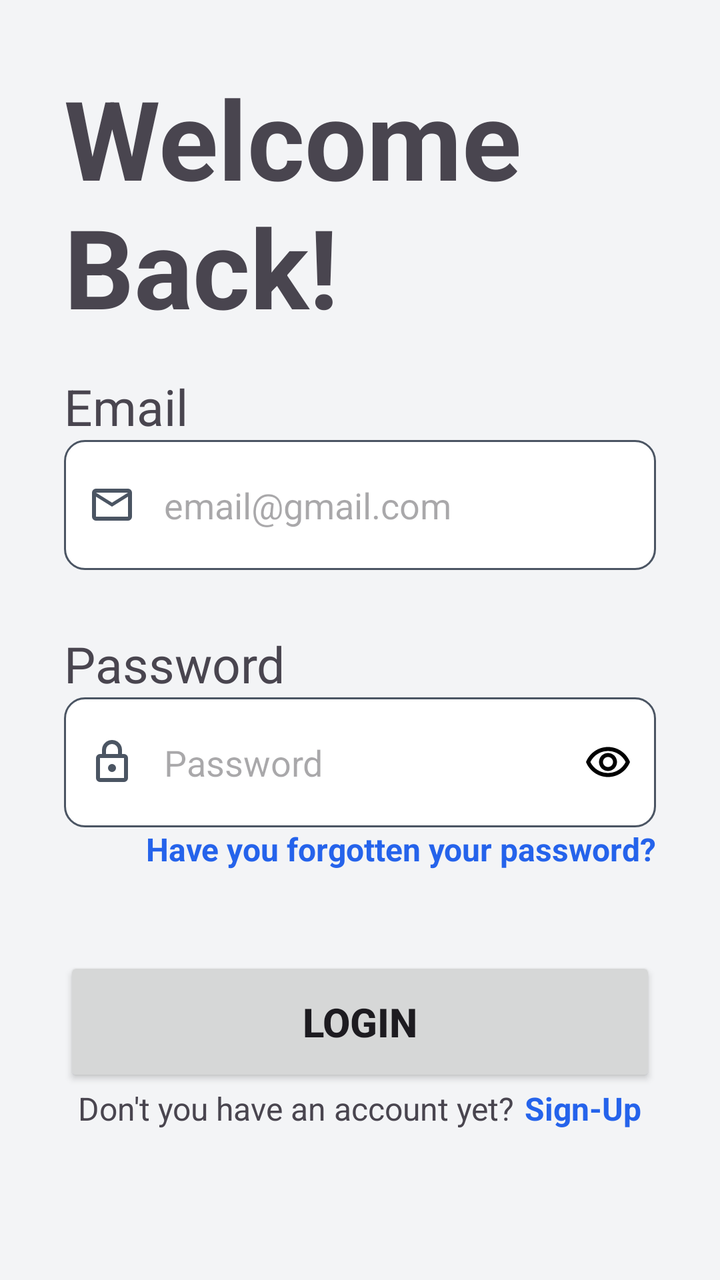
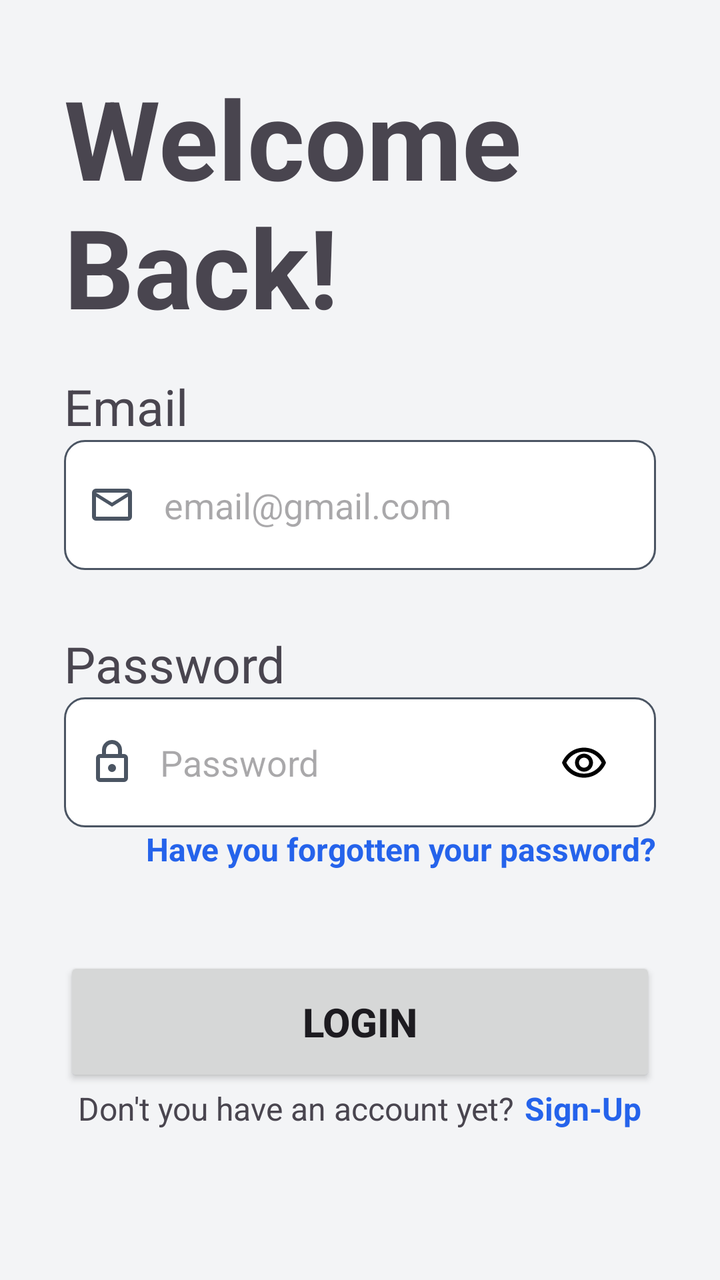

Two renders of the same Android screen: before a commit and after it. Below are the layout's source before the change and the commit's diff.
<!-- AndroidManifest.xml: activity theme Theme.AppMotoTrack -->
<!-- res/layout/activity_login.xml -->
<?xml version="1.0" encoding="utf-8"?>
<androidx.constraintlayout.widget.ConstraintLayout xmlns:android="http://schemas.android.com/apk/res/android"
    xmlns:app="http://schemas.android.com/apk/res-auto"
    xmlns:tools="http://schemas.android.com/tools"
    android:id="@+id/login"
    android:layout_width="match_parent"
    android:layout_height="match_parent"
    android:padding="32dp"
    tools:context=".LoginActivity">

    <LinearLayout
        android:id="@+id/layout_text"
        android:layout_width="match_parent"
        android:layout_height="wrap_content"
        app:layout_constraintEnd_toEndOf="parent"
        app:layout_constraintStart_toStartOf="parent"
        app:layout_constraintTop_toTopOf="parent">

        <TextView
            android:id="@+id/login_text"
            android:layout_width="wrap_content"
            android:layout_height="wrap_content"
            android:text="@string/login_text"
            android:textSize="55sp"
            android:textStyle="bold" />
    </LinearLayout>

    <androidx.appcompat.widget.LinearLayoutCompat
        android:id="@+id/layoutCompactEmail"
        android:layout_width="match_parent"
        android:layout_height="wrap_content"
        android:gravity="center"
        android:orientation="vertical"
        app:layout_constraintBottom_toTopOf="@+id/layoutCompactLogin"
        app:layout_constraintEnd_toEndOf="parent"
        app:layout_constraintStart_toStartOf="parent"
        app:layout_constraintTop_toBottomOf="@+id/layout_text"
        app:layout_constraintWidth_max="488dp"
        app:layout_constraintWidth_percent="0.5">

        <LinearLayout
            android:layout_width="match_parent"
            android:layout_height="wrap_content"
            android:layout_marginBottom="30dp"
            android:orientation="vertical">

            <TextView
                android:layout_width="wrap_content"
                android:layout_height="wrap_content"
                android:text="@string/email"
                android:textSize="25sp" />

            <EditText
                android:id="@+id/email"
                android:layout_width="match_parent"
                android:layout_height="65dp"
                android:autofillHints="emailAddress"
                android:background="@drawable/custom_input"
                android:drawableStart="@drawable/custom_email_icon"
                android:drawablePadding="14dp"
                android:ems="10"
                android:hint="@string/email_hint"
                android:inputType="textEmailAddress"
                android:paddingStart="12dp"
                android:paddingEnd="12dp" />
        </LinearLayout>

        <LinearLayout
            android:layout_width="match_parent"
            android:layout_height="wrap_content"
            android:orientation="vertical">

            <TextView
                android:layout_width="wrap_content"
                android:layout_height="wrap_content"
                android:text="@string/password"
                android:textSize="25sp" />

            <EditText
                android:id="@+id/password"
                android:layout_width="match_parent"
                android:layout_height="65dp"
                android:autofillHints="password"
                android:background="@drawable/custom_input"
                android:drawableStart="@drawable/custom_lock_icon"
                android:drawableEnd="@drawable/custom_eye_icon"
                android:drawablePadding="14dp"
                android:ems="10"
                android:hint="@string/password"
                android:inputType="textPassword"
                android:paddingStart="12dp"
                android:paddingEnd="12dp" />
        </LinearLayout>

        <LinearLayout
            android:layout_width="match_parent"
            android:layout_height="wrap_content"
            android:gravity="end">

            <TextView
                android:id="@+id/text_forgottenpass"
                android:layout_width="wrap_content"
                android:layout_height="48dp"
                android:clickable="true"
                android:focusable="true"
                android:text="@string/forgottenpass"
                android:textColor="@color/blue_primary"
                android:textSize="16sp"
                android:textStyle="bold" />
        </LinearLayout>
    </androidx.appcompat.widget.LinearLayoutCompat>

    <androidx.appcompat.widget.LinearLayoutCompat
        android:id="@+id/layoutCompactLogin"
        android:layout_width="match_parent"
        android:layout_height="wrap_content"
        android:gravity="center"
        android:orientation="vertical"
        app:layout_constraintBottom_toBottomOf="parent"
        app:layout_constraintEnd_toEndOf="parent"
        app:layout_constraintHorizontal_bias="1.0"
        app:layout_constraintStart_toStartOf="parent"
        app:layout_constraintTop_toBottomOf="@+id/layoutCompactEmail"
        app:layout_constraintWidth_max="320dp"
        app:layout_constraintWidth_percent="0.8">

        <Button
            android:id="@+id/btn_login"
            android:layout_width="match_parent"
            android:layout_height="65dp"
            android:text="@string/login"
            android:textSize="20sp"
            android:textStyle="bold" />

        <LinearLayout
            android:layout_width="wrap_content"
            android:layout_height="wrap_content">

            <TextView
                android:layout_width="wrap_content"
                android:layout_height="wrap_content"
                android:layout_marginEnd="5dp"
                android:text="@string/textcreateaccount"
                android:textSize="16sp" />

            <TextView
                android:id="@+id/text_sign"
                android:layout_width="wrap_content"
                android:layout_height="48dp"
                android:clickable="true"
                android:focusable="true"
                android:text="@string/sign"
                android:textColor="@color/blue_primary"
                android:textSize="16sp"
                android:textStyle="bold" />
        </LinearLayout>
    </androidx.appcompat.widget.LinearLayoutCompat>
</androidx.constraintlayout.widget.ConstraintLayout>
<!-- resources referenced by this layout -->
<resources>
  <color name="blue_primary">#2563EB</color>
  <!-- drawable custom_email_icon (drawable) -->
  <?xml version="1.0" encoding="utf-8"?>
  <selector xmlns:android="http://schemas.android.com/apk/res/android">
      <item android:drawable="@drawable/ic_mail_focused" android:state_focused="true" />
      <item android:drawable="@drawable/ic_mail" android:state_focused="false" />
  </selector>
  <!-- drawable custom_eye_icon (drawable) -->
  <?xml version="1.0" encoding="utf-8"?>
  <selector xmlns:android="http://schemas.android.com/apk/res/android">
      <item android:drawable="@drawable/ic_eye_line" android:state_selected="true" />
      <item android:drawable="@drawable/ic_eye_line" android:state_checked="true" />
      <item android:drawable="@drawable/ic_eye" />
  </selector>
  <!-- drawable custom_lock_icon (drawable) -->
  <?xml version="1.0" encoding="utf-8"?>
  <selector xmlns:android="http://schemas.android.com/apk/res/android">
      <item android:drawable="@drawable/ic_lock_focused" android:state_focused="true" />
      <item android:drawable="@drawable/ic_lock" android:state_focused="false" />
  </selector>
  <string name="email">Email</string>
  <string name="email_hint">email@gmail.com</string>
  <string name="forgottenpass">Have you forgotten your password?</string>
  <string name="login">Login</string>
  <string name="login_text">Welcome Back!</string>
  <string name="password">Password</string>
  <string name="sign">Sign-Up</string>
  <string name="textcreateaccount">Don\'t you have an account yet?</string>
  <!-- drawable ic_mail (drawable) -->
  <vector xmlns:android="http://schemas.android.com/apk/res/android" android:height="24dp" android:tint="@color/border_dark" android:viewportHeight="960" android:viewportWidth="960" android:width="24dp">
        
      <path android:fillColor="@android:color/white" android:pathData="M160,800Q127,800 103.5,776.5Q80,753 80,720L80,240Q80,207 103.5,183.5Q127,160 160,160L800,160Q833,160 856.5,183.5Q880,207 880,240L880,720Q880,753 856.5,776.5Q833,800 800,800L160,800ZM480,520L160,320L160,720Q160,720 160,720Q160,720 160,720L800,720Q800,720 800,720Q800,720 800,720L800,320L480,520ZM480,440L800,240L160,240L480,440ZM160,320L160,240L160,240L160,320L160,720Q160,720 160,720Q160,720 160,720L160,720Q160,720 160,720Q160,720 160,720L160,320Z"/>
      
  </vector>
  <!-- drawable ic_eye (drawable) -->
  <vector xmlns:android="http://schemas.android.com/apk/res/android" android:height="24dp" android:tint="#000000" android:viewportHeight="24" android:viewportWidth="24" android:width="24dp">
        
      <path android:fillColor="@android:color/white" android:pathData="M12,6.5c3.79,0 7.17,2.13 8.82,5.5 -1.65,3.37 -5.02,5.5 -8.82,5.5S4.83,15.37 3.18,12C4.83,8.63 8.21,6.5 12,6.5m0,-2C7,4.5 2.73,7.61 1,12c1.73,4.39 6,7.5 11,7.5s9.27,-3.11 11,-7.5c-1.73,-4.39 -6,-7.5 -11,-7.5zM12,9.5c1.38,0 2.5,1.12 2.5,2.5s-1.12,2.5 -2.5,2.5 -2.5,-1.12 -2.5,-2.5 1.12,-2.5 2.5,-2.5m0,-2c-2.48,0 -4.5,2.02 -4.5,4.5s2.02,4.5 4.5,4.5 4.5,-2.02 4.5,-4.5 -2.02,-4.5 -4.5,-4.5z"/>
      
  </vector>
  <color name="white">#FFFFFF</color>
  <color name="border_dark">#4B5563</color>
  <color name="yellow_primary">#FACC15</color>
  <color name="text_primary">#111827</color>
  <color name="navigationBar_light">#E9E9E9</color>
  <color name="background_light">#F3F4F6</color>
  <color name="surface_white">#FFFFFF</color>
  <!-- unchanged entries left out for length: 6 -->
</resources>

<!-- the commit's change to res/layout/activity_login.xml (unified diff, before → after) -->
@@ -63,6 +63,7 @@
                 android:inputType="textEmailAddress"
                 android:paddingStart="12dp"
                 android:paddingEnd="12dp" />
+
         </LinearLayout>
 
         <LinearLayout
@@ -76,20 +77,36 @@
                 android:text="@string/password"
                 android:textSize="25sp" />
 
-            <EditText
-                android:id="@+id/password"
+            <FrameLayout
                 android:layout_width="match_parent"
                 android:layout_height="65dp"
-                android:autofillHints="password"
+                android:addStatesFromChildren="true"
                 android:background="@drawable/custom_input"
-                android:drawableStart="@drawable/custom_lock_icon"
-                android:drawableEnd="@drawable/custom_eye_icon"
-                android:drawablePadding="14dp"
-                android:ems="10"
-                android:hint="@string/password"
-                android:inputType="textPassword"
                 android:paddingStart="12dp"
-                android:paddingEnd="12dp" />
+                android:paddingEnd="12dp">
+
+                <EditText
+                    android:id="@+id/password"
+                    android:layout_width="match_parent"
+                    android:layout_height="match_parent"
+                    android:layout_marginEnd="45dp"
+                    android:autofillHints="password"
+                    android:background="@null"
+                    android:drawableStart="@drawable/custom_lock_icon"
+                    android:drawablePadding="12dp"
+                    android:hint="@string/password"
+                    android:inputType="textPassword" />
+
+                <ImageButton
+                    android:id="@+id/btnViewPassword"
+                    android:layout_width="48dp"
+                    android:layout_height="55dp"
+                    android:layout_gravity="end|center_vertical"
+                    android:background="@null"
+                    android:contentDescription="@string/password"
+                    android:src="@drawable/custom_eye_icon" />
+            </FrameLayout>
+
         </LinearLayout>
 
         <LinearLayout
@@ -98,7 +115,7 @@
             android:gravity="end">
 
             <TextView
-                android:id="@+id/text_forgottenpass"
+                android:id="@+id/text_forgottenPass"
                 android:layout_width="wrap_content"
                 android:layout_height="48dp"
                 android:clickable="true"
@@ -155,4 +172,5 @@
                 android:textStyle="bold" />
         </LinearLayout>
     </androidx.appcompat.widget.LinearLayoutCompat>
+
 </androidx.constraintlayout.widget.ConstraintLayout>
